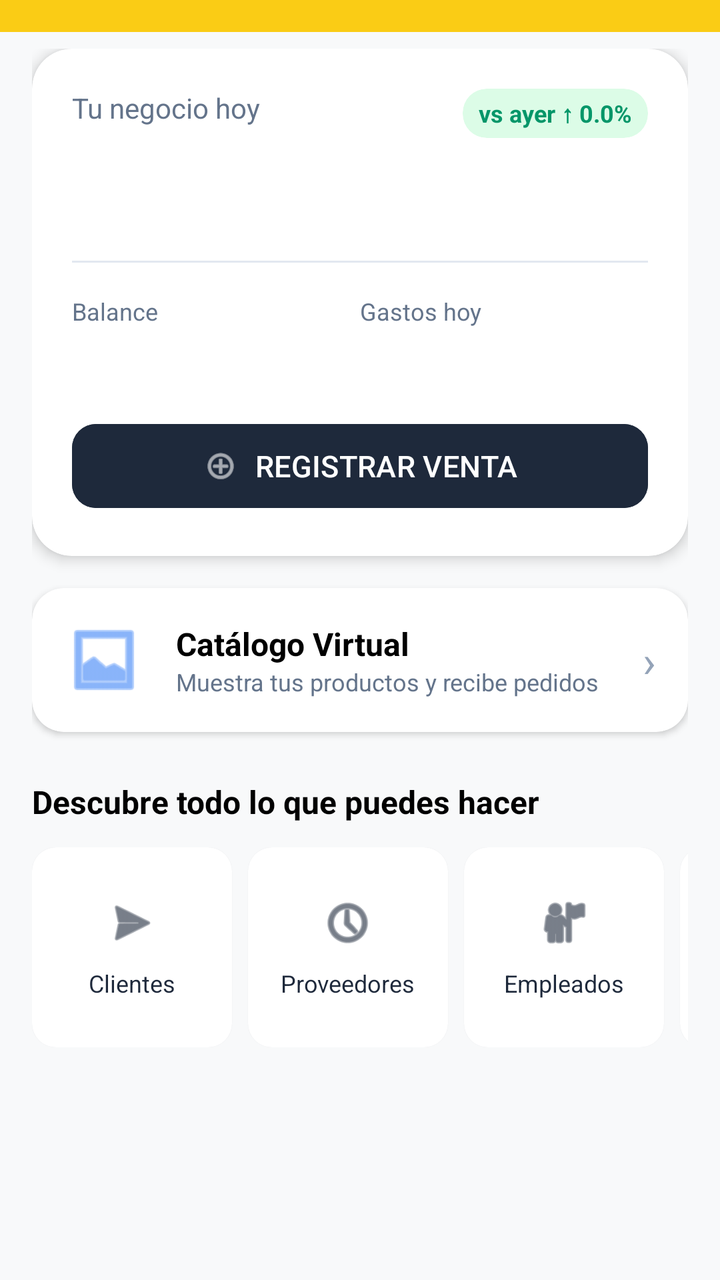
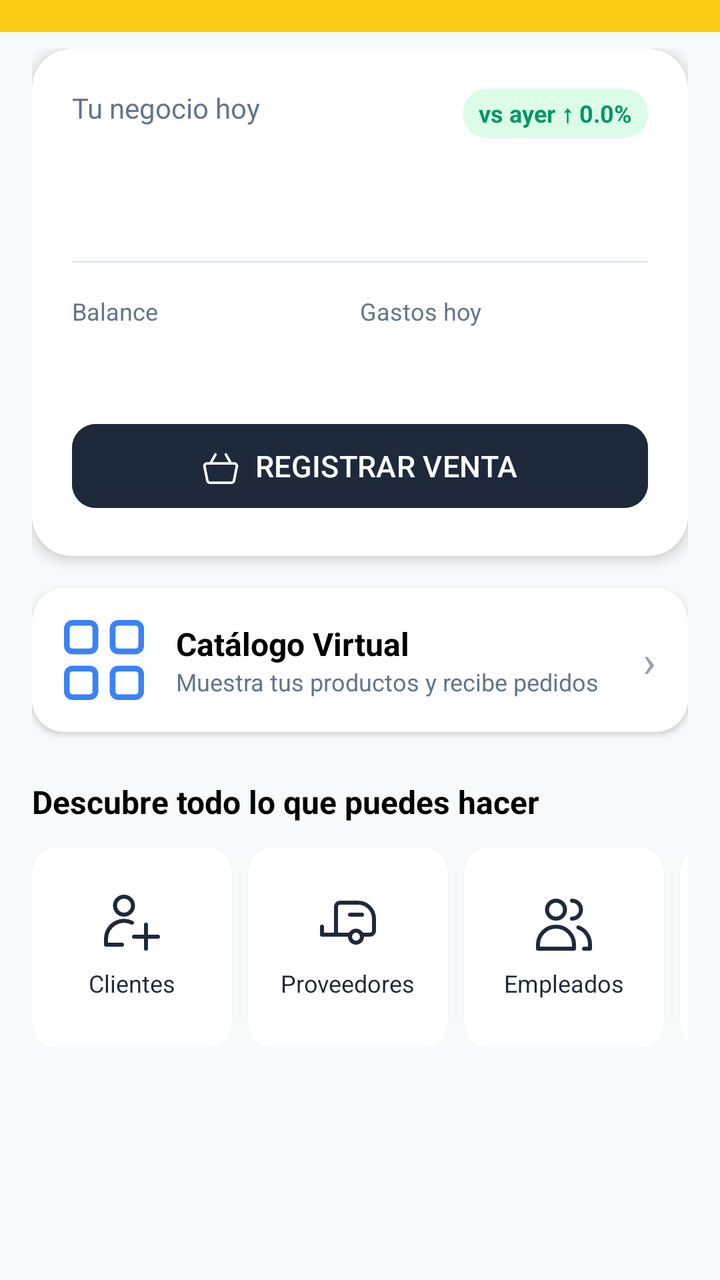

Screens rendered from an Android XML layout before and after an edit, with the pre-edit source and the edit as a unified diff.
<!-- AndroidManifest.xml: application theme Theme.DAJHO -->
<!-- res/layout/fragment_home.xml -->
<?xml version="1.0" encoding="utf-8"?>
<androidx.coordinatorlayout.widget.CoordinatorLayout xmlns:android="http://schemas.android.com/apk/res/android"
    xmlns:app="http://schemas.android.com/apk/res-auto"
    xmlns:tools="http://schemas.android.com/tools"
    android:layout_width="match_parent"
    android:layout_height="match_parent"
    android:background="#F8F9FA"
    tools:context=".HomeFragment">

    <androidx.core.widget.NestedScrollView
        android:layout_width="match_parent"
        android:layout_height="match_parent"
        android:fillViewport="true"
        android:clipToPadding="false"
        android:paddingBottom="16dp">

        <LinearLayout
            android:layout_width="match_parent"
            android:layout_height="wrap_content"
            android:orientation="vertical">

            
            <HorizontalScrollView
                android:layout_width="match_parent"
                android:layout_height="wrap_content"
                android:background="#FACC15"
                android:paddingStart="16dp"
                android:paddingEnd="16dp"
                android:paddingBottom="16dp"
                android:scrollbars="none">

                <LinearLayout
                    android:id="@+id/layoutFechas"
                    android:layout_width="wrap_content"
                    android:layout_height="wrap_content"
                    android:orientation="horizontal" />

            </HorizontalScrollView>

            
            <androidx.constraintlayout.widget.ConstraintLayout
                android:layout_width="match_parent"
                android:layout_height="wrap_content"
                android:padding="16dp"
                android:layout_marginTop="-8dp">

                
                <com.google.android.material.card.MaterialCardView
                    android:id="@+id/cardSummary"
                    android:layout_width="0dp"
                    android:layout_height="wrap_content"
                    app:cardBackgroundColor="@android:color/white"
                    app:cardCornerRadius="20dp"
                    app:cardElevation="4dp"
                    app:strokeWidth="0dp"
                    app:layout_constraintEnd_toEndOf="parent"
                    app:layout_constraintStart_toStartOf="parent"
                    app:layout_constraintTop_toTopOf="parent">

                    <androidx.constraintlayout.widget.ConstraintLayout
                        android:layout_width="match_parent"
                        android:layout_height="wrap_content"
                        android:padding="20dp">

                        <TextView
                            android:id="@+id/tvTodayLabel"
                            android:layout_width="wrap_content"
                            android:layout_height="wrap_content"
                            android:text="Tu negocio hoy"
                            android:textColor="#64748B"
                            android:textSize="14sp"
                            app:layout_constraintStart_toStartOf="parent"
                            app:layout_constraintTop_toTopOf="parent" />

                        <com.google.android.material.card.MaterialCardView
                            android:layout_width="wrap_content"
                            android:layout_height="wrap_content"
                            app:cardBackgroundColor="#DCFCE7"
                            app:cardCornerRadius="12dp"
                            app:cardElevation="0dp"
                            app:strokeWidth="0dp"
                            app:layout_constraintEnd_toEndOf="parent"
                            app:layout_constraintTop_toTopOf="parent">

                            <TextView
                                android:id="@+id/tvVsAyer"
                                android:layout_width="wrap_content"
                                android:layout_height="wrap_content"
                                android:text="vs ayer ↑ 0.0%"
                                android:textColor="#059669"
                                android:textSize="12sp"
                                android:textStyle="bold"
                                android:paddingHorizontal="8dp"
                                android:paddingVertical="4dp" />

                        </com.google.android.material.card.MaterialCardView>

                        <TextView
                            android:id="@+id/tvSalesAmount"
                            android:layout_width="wrap_content"
                            android:layout_height="wrap_content"
                            android:layout_marginTop="8dp"
                            android:textColor="@android:color/black"
                            android:textSize="32sp"
                            android:textStyle="bold"
                            app:layout_constraintStart_toStartOf="parent"
                            app:layout_constraintTop_toBottomOf="@id/tvTodayLabel" />

                        <View
                            android:id="@+id/divider"
                            android:layout_width="0dp"
                            android:layout_height="1dp"
                            android:layout_marginTop="16dp"
                            android:background="#E2E8F0"
                            app:layout_constraintEnd_toEndOf="parent"
                            app:layout_constraintStart_toStartOf="parent"
                            app:layout_constraintTop_toBottomOf="@id/tvSalesAmount" />

                        <LinearLayout
                            android:id="@+id/layoutBottomSummary"
                            android:layout_width="0dp"
                            android:layout_height="wrap_content"
                            android:layout_marginTop="16dp"
                            android:orientation="horizontal"
                            app:layout_constraintEnd_toEndOf="parent"
                            app:layout_constraintStart_toStartOf="parent"
                            app:layout_constraintTop_toBottomOf="@id/divider">

                            <LinearLayout
                                android:layout_width="0dp"
                                android:layout_height="wrap_content"
                                android:layout_weight="1"
                                android:orientation="vertical">

                                <TextView
                                    android:layout_width="wrap_content"
                                    android:layout_height="wrap_content"
                                    android:text="Balance"
                                    android:textColor="#64748B"
                                    android:textSize="12sp" />

                                <TextView
                                    android:id="@+id/tvBalanceAmount"
                                    android:layout_width="wrap_content"
                                    android:layout_height="wrap_content"
                                    android:textColor="#10B981"
                                    android:textSize="18sp"
                                    android:textStyle="bold" />
                            </LinearLayout>

                            <LinearLayout
                                android:layout_width="0dp"
                                android:layout_height="wrap_content"
                                android:layout_weight="1"
                                android:orientation="vertical">

                                <TextView
                                    android:layout_width="wrap_content"
                                    android:layout_height="wrap_content"
                                    android:text="Gastos hoy"
                                    android:textColor="#64748B"
                                    android:textSize="12sp" />

                                <TextView
                                    android:id="@+id/tvExpensesAmount"
                                    android:layout_width="wrap_content"
                                    android:layout_height="wrap_content"
                                    android:textColor="#EF4444"
                                    android:textSize="18sp"
                                    android:textStyle="bold" />
                            </LinearLayout>
                        </LinearLayout>

                        <com.google.android.material.button.MaterialButton
                            android:id="@+id/btnRegistrarVenta"
                            android:layout_width="0dp"
                            android:layout_height="50dp"
                            android:layout_marginTop="20dp"
                            android:backgroundTint="#1E293B"
                            android:text="REGISTRAR VENTA"
                            android:textAllCaps="true"
                            android:textSize="15sp"
                            app:icon="@android:drawable/ic_menu_add"
                            app:iconGravity="textStart"
                            app:iconTint="@android:color/white"
                            app:cornerRadius="12dp"
                            app:layout_constraintEnd_toEndOf="parent"
                            app:layout_constraintStart_toStartOf="parent"
                            app:layout_constraintTop_toBottomOf="@id/layoutBottomSummary" />

                    </androidx.constraintlayout.widget.ConstraintLayout>
                </com.google.android.material.card.MaterialCardView>

                
                <com.google.android.material.card.MaterialCardView
                    android:id="@+id/cardCatalog"
                    android:layout_width="0dp"
                    android:layout_height="wrap_content"
                    android:layout_marginTop="16dp"
                    app:cardBackgroundColor="@android:color/white"
                    app:cardCornerRadius="16dp"
                    app:cardElevation="2dp"
                    app:strokeWidth="0dp"
                    app:layout_constraintEnd_toEndOf="parent"
                    app:layout_constraintStart_toStartOf="parent"
                    app:layout_constraintTop_toBottomOf="@id/cardSummary">

                    <LinearLayout
                        android:layout_width="match_parent"
                        android:layout_height="wrap_content"
                        android:gravity="center_vertical"
                        android:orientation="horizontal"
                        android:padding="16dp">

                        <ImageView
                            android:layout_width="40dp"
                            android:layout_height="40dp"
                            android:src="@android:drawable/ic_menu_gallery"
                            android:contentDescription="Catálogo"
                            app:tint="#3B82F6" />

                        <LinearLayout
                            android:layout_width="0dp"
                            android:layout_height="wrap_content"
                            android:layout_marginStart="16dp"
                            android:layout_weight="1"
                            android:orientation="vertical">

                            <TextView
                                android:layout_width="wrap_content"
                                android:layout_height="wrap_content"
                                android:text="Catálogo Virtual"
                                android:textColor="@android:color/black"
                                android:textSize="16sp"
                                android:textStyle="bold" />

                            <TextView
                                android:layout_width="wrap_content"
                                android:layout_height="wrap_content"
                                android:text="Muestra tus productos y recibe pedidos"
                                android:textColor="#64748B"
                                android:textSize="12sp" />
                        </LinearLayout>

                        <TextView
                            android:layout_width="wrap_content"
                            android:layout_height="wrap_content"
                            android:text="›"
                            android:textColor="#94A3B8"
                            android:textSize="22sp" />
                    </LinearLayout>
                </com.google.android.material.card.MaterialCardView>

                <TextView
                    android:id="@+id/tvDiscover"
                    android:layout_width="wrap_content"
                    android:layout_height="wrap_content"
                    android:layout_marginTop="24dp"
                    android:text="Descubre todo lo que puedes hacer"
                    android:textColor="@android:color/black"
                    android:textSize="16sp"
                    android:textStyle="bold"
                    app:layout_constraintStart_toStartOf="parent"
                    app:layout_constraintTop_toBottomOf="@id/cardCatalog" />

                <HorizontalScrollView
                    android:layout_width="0dp"
                    android:layout_height="wrap_content"
                    android:layout_marginTop="12dp"
                    android:scrollbars="none"
                    app:layout_constraintEnd_toEndOf="parent"
                    app:layout_constraintStart_toStartOf="parent"
                    app:layout_constraintTop_toBottomOf="@id/tvDiscover">

                    <LinearLayout
                        android:layout_width="wrap_content"
                        android:layout_height="wrap_content"
                        android:orientation="horizontal">

                        
                        <com.google.android.material.card.MaterialCardView
                            android:layout_width="100dp"
                            android:layout_height="100dp"
                            android:layout_marginEnd="8dp"
                            app:cardBackgroundColor="@android:color/white"
                            app:cardCornerRadius="12dp"
                            app:cardElevation="1dp"
                            app:strokeWidth="0dp">
                            <LinearLayout
                                android:layout_width="match_parent"
                                android:layout_height="match_parent"
                                android:gravity="center"
                                android:orientation="vertical">
                                <ImageView
                                    android:layout_width="28dp"
                                    android:layout_height="28dp"
                                    android:src="@android:drawable/ic_menu_send"
                                    android:contentDescription="Clientes"
                                    app:tint="#1E293B" />
                                <TextView
                                    android:layout_width="wrap_content"
                                    android:layout_height="wrap_content"
                                    android:layout_marginTop="8dp"
                                    android:text="Clientes"
                                    android:textColor="#1E293B"
                                    android:textSize="12sp" />
                            </LinearLayout>
                        </com.google.android.material.card.MaterialCardView>

                        
                        <com.google.android.material.card.MaterialCardView
                            android:layout_width="100dp"
                            android:layout_height="100dp"
                            android:layout_marginEnd="8dp"
                            app:cardBackgroundColor="@android:color/white"
                            app:cardCornerRadius="12dp"
                            app:cardElevation="1dp"
                            app:strokeWidth="0dp">
                            <LinearLayout
                                android:layout_width="match_parent"
                                android:layout_height="match_parent"
                                android:gravity="center"
                                android:orientation="vertical">
                                <ImageView
                                    android:layout_width="28dp"
                                    android:layout_height="28dp"
                                    android:src="@android:drawable/ic_menu_recent_history"
                                    android:contentDescription="Proveedores"
                                    app:tint="#1E293B" />
                                <TextView
                                    android:layout_width="wrap_content"
                                    android:layout_height="wrap_content"
                                    android:layout_marginTop="8dp"
                                    android:text="Proveedores"
                                    android:textColor="#1E293B"
                                    android:textSize="12sp" />
                            </LinearLayout>
                        </com.google.android.material.card.MaterialCardView>

                        
                        <com.google.android.material.card.MaterialCardView
                            android:layout_width="100dp"
                            android:layout_height="100dp"
                            android:layout_marginEnd="8dp"
                            app:cardBackgroundColor="@android:color/white"
                            app:cardCornerRadius="12dp"
                            app:cardElevation="1dp"
                            app:strokeWidth="0dp">
                            <LinearLayout
                                android:layout_width="match_parent"
                                android:layout_height="match_parent"
                                android:gravity="center"
                                android:orientation="vertical">
                                <ImageView
                                    android:layout_width="28dp"
                                    android:layout_height="28dp"
                                    android:src="@android:drawable/ic_menu_myplaces"
                                    android:contentDescription="Empleados"
                                    app:tint="#1E293B" />
                                <TextView
                                    android:layout_width="wrap_content"
                                    android:layout_height="wrap_content"
                                    android:layout_marginTop="8dp"
                                    android:text="Empleados"
                                    android:textColor="#1E293B"
                                    android:textSize="12sp" />
                            </LinearLayout>
                        </com.google.android.material.card.MaterialCardView>

                        
                        <com.google.android.material.card.MaterialCardView
                            android:layout_width="100dp"
                            android:layout_height="100dp"
                            app:cardBackgroundColor="@android:color/white"
                            app:cardCornerRadius="12dp"
                            app:cardElevation="1dp"
                            app:strokeWidth="0dp">
                            <LinearLayout
                                android:layout_width="match_parent"
                                android:layout_height="match_parent"
                                android:gravity="center"
                                android:orientation="vertical">
                                <ImageView
                                    android:layout_width="28dp"
                                    android:layout_height="28dp"
                                    android:src="@android:drawable/ic_menu_manage"
                                    android:contentDescription="Deudas"
                                    app:tint="#1E293B" />
                                <TextView
                                    android:layout_width="wrap_content"
                                    android:layout_height="wrap_content"
                                    android:layout_marginTop="8dp"
                                    android:text="Deudas"
                                    android:textColor="#1E293B"
                                    android:textSize="12sp" />
                            </LinearLayout>
                        </com.google.android.material.card.MaterialCardView>

                    </LinearLayout>
                </HorizontalScrollView>

            </androidx.constraintlayout.widget.ConstraintLayout>
        </LinearLayout>
    </androidx.core.widget.NestedScrollView>

</androidx.coordinatorlayout.widget.CoordinatorLayout>
<!-- resources referenced by this layout -->
<resources>
  <!-- unchanged entries left out for length: 2 -->
</resources>

<!-- the commit's change to res/layout/fragment_home.xml (unified diff, before → after) -->
@@ -171,6 +171,7 @@
                             </LinearLayout>
                         </LinearLayout>
 
+                        
                         <com.google.android.material.button.MaterialButton
                             android:id="@+id/btnRegistrarVenta"
                             android:layout_width="0dp"
@@ -180,7 +181,7 @@
                             android:text="REGISTRAR VENTA"
                             android:textAllCaps="true"
                             android:textSize="15sp"
-                            app:icon="@android:drawable/ic_menu_add"
+                            app:icon="@drawable/ic_sale"
                             app:iconGravity="textStart"
                             app:iconTint="@android:color/white"
                             app:cornerRadius="12dp"
@@ -215,7 +216,7 @@
                         <ImageView
                             android:layout_width="40dp"
                             android:layout_height="40dp"
-                            android:src="@android:drawable/ic_menu_gallery"
+                            android:src="@drawable/ic_catalog"
                             android:contentDescription="Catálogo"
                             app:tint="#3B82F6" />
 
@@ -263,6 +264,7 @@
                     app:layout_constraintStart_toStartOf="parent"
                     app:layout_constraintTop_toBottomOf="@id/cardCatalog" />
 
+                
                 <HorizontalScrollView
                     android:layout_width="0dp"
                     android:layout_height="wrap_content"
@@ -294,7 +296,7 @@
                                 <ImageView
                                     android:layout_width="28dp"
                                     android:layout_height="28dp"
-                                    android:src="@android:drawable/ic_menu_send"
+                                    android:src="@drawable/ic_clients"
                                     android:contentDescription="Clientes"
                                     app:tint="#1E293B" />
                                 <TextView
@@ -324,7 +326,7 @@
                                 <ImageView
                                     android:layout_width="28dp"
                                     android:layout_height="28dp"
-                                    android:src="@android:drawable/ic_menu_recent_history"
+                                    android:src="@drawable/ic_providers"
                                     android:contentDescription="Proveedores"
                                     app:tint="#1E293B" />
                                 <TextView
@@ -354,7 +356,7 @@
                                 <ImageView
                                     android:layout_width="28dp"
                                     android:layout_height="28dp"
-                                    android:src="@android:drawable/ic_menu_myplaces"
+                                    android:src="@drawable/ic_employees"
                                     android:contentDescription="Empleados"
                                     app:tint="#1E293B" />
                                 <TextView
@@ -383,7 +385,7 @@
                                 <ImageView
                                     android:layout_width="28dp"
                                     android:layout_height="28dp"
-                                    android:src="@android:drawable/ic_menu_manage"
+                                    android:src="@drawable/ic_debts"
                                     android:contentDescription="Deudas"
                                     app:tint="#1E293B" />
                                 <TextView
<!-- resource entries referenced after the edit -->
@@ -1,5 +1,228 @@
 <!-- resources referenced by this layout -->
 <resources>
+  <!-- drawable ic_catalog (drawable) -->
+  <vector xmlns:android="http://schemas.android.com/apk/res/android"
+      android:width="14dp"
+      android:height="14dp"
+      android:viewportWidth="14"
+      android:viewportHeight="14">
+    <group>
+      <clip-path
+          android:pathData="M0,0h14v14h-14z"/>
+      <path
+          android:strokeWidth="1"
+          android:pathData="M1.5,0.5H4.5C5.052,0.5 5.5,0.948 5.5,1.5V4.5C5.5,5.052 5.052,5.5 4.5,5.5H1.5C0.948,5.5 0.5,5.052 0.5,4.5V1.5C0.5,0.948 0.948,0.5 1.5,0.5Z"
+          android:strokeLineJoin="round"
+          android:fillColor="#00000000"
+          android:strokeColor="#000001"
+          android:strokeLineCap="round"/>
+      <path
+          android:strokeWidth="1"
+          android:pathData="M9.5,0.5H12.5C13.052,0.5 13.5,0.948 13.5,1.5V4.5C13.5,5.052 13.052,5.5 12.5,5.5H9.5C8.948,5.5 8.5,5.052 8.5,4.5V1.5C8.5,0.948 8.948,0.5 9.5,0.5Z"
+          android:strokeLineJoin="round"
+          android:fillColor="#00000000"
+          android:strokeColor="#000001"
+          android:strokeLineCap="round"/>
+      <path
+          android:strokeWidth="1"
+          android:pathData="M1.5,8.5H4.5C5.052,8.5 5.5,8.948 5.5,9.5V12.5C5.5,13.052 5.052,13.5 4.5,13.5H1.5C0.948,13.5 0.5,13.052 0.5,12.5V9.5C0.5,8.948 0.948,8.5 1.5,8.5Z"
+          android:strokeLineJoin="round"
+          android:fillColor="#00000000"
+          android:strokeColor="#000001"
+          android:strokeLineCap="round"/>
+      <path
+          android:strokeWidth="1"
+          android:pathData="M9.5,8.5H12.5C13.052,8.5 13.5,8.948 13.5,9.5V12.5C13.5,13.052 13.052,13.5 12.5,13.5H9.5C8.948,13.5 8.5,13.052 8.5,12.5V9.5C8.5,8.948 8.948,8.5 9.5,8.5Z"
+          android:strokeLineJoin="round"
+          android:fillColor="#00000000"
+          android:strokeColor="#000001"
+          android:strokeLineCap="round"/>
+    </group>
+  </vector>
+  <!-- drawable ic_clients (drawable) -->
+  <vector xmlns:android="http://schemas.android.com/apk/res/android"
+      android:width="14dp"
+      android:height="14dp"
+      android:viewportWidth="14"
+      android:viewportHeight="14">
+    <group>
+      <clip-path
+          android:pathData="M0,0h14v14h-14z"/>
+      <path
+          android:strokeWidth="1"
+          android:pathData="M7.25,2.75C7.25,3.993 6.243,5 5,5C3.757,5 2.75,3.993 2.75,2.75C2.75,1.507 3.757,0.5 5,0.5C6.243,0.5 7.25,1.507 7.25,2.75Z"
+          android:strokeLineJoin="round"
+          android:fillColor="#00000000"
+          android:strokeColor="#000001"
+          android:strokeLineCap="round"/>
+      <path
+          android:strokeWidth="1"
+          android:pathData="M4.5,12.5H0.5V11C0.508,10.238 0.709,9.49 1.084,8.827C1.46,8.163 1.997,7.606 2.646,7.206C3.295,6.807 4.035,6.578 4.796,6.542C5.558,6.506 6.316,6.664 7,7"
+          android:strokeLineJoin="round"
+          android:fillColor="#00000000"
+          android:strokeColor="#000001"
+          android:strokeLineCap="round"/>
+      <path
+          android:strokeWidth="1"
+          android:pathData="M10.5,7.5V13.5"
+          android:strokeLineJoin="round"
+          android:fillColor="#00000000"
+          android:strokeColor="#000001"
+          android:strokeLineCap="round"/>
+      <path
+          android:strokeWidth="1"
+          android:pathData="M7.5,10.5H13.5"
+          android:strokeLineJoin="round"
+          android:fillColor="#00000000"
+          android:strokeColor="#000001"
+          android:strokeLineCap="round"/>
+    </group>
+  </vector>
+  <!-- drawable ic_debts (drawable) -->
+  <vector xmlns:android="http://schemas.android.com/apk/res/android"
+      android:width="14dp"
+      android:height="14dp"
+      android:viewportWidth="14"
+      android:viewportHeight="14">
+    <group>
+      <clip-path
+          android:pathData="M0,0h14v14h-14z"/>
+      <path
+          android:strokeWidth="1"
+          android:pathData="M7,4.5V3"
+          android:strokeLineJoin="round"
+          android:fillColor="#00000000"
+          android:strokeColor="#000001"
+          android:strokeLineCap="round"/>
+      <path
+          android:strokeWidth="1"
+          android:pathData="M5.5,8.5C5.5,9.25 6.17,9.5 7,9.5C7.83,9.5 8.5,9.5 8.5,8.5C8.5,7 5.5,7 5.5,5.5C5.5,4.5 6.17,4.5 7,4.5C7.83,4.5 8.5,4.88 8.5,5.5"
+          android:strokeLineJoin="round"
+          android:fillColor="#00000000"
+          android:strokeColor="#000001"
+          android:strokeLineCap="round"/>
+      <path
+          android:strokeWidth="1"
+          android:pathData="M7,9.5V11"
+          android:strokeLineJoin="round"
+          android:fillColor="#00000000"
+          android:strokeColor="#000001"
+          android:strokeLineCap="round"/>
+      <path
+          android:strokeWidth="1"
+          android:pathData="M13.5,7C13.5,10.59 10.59,13.5 7,13.5C3.41,13.5 0.5,10.59 0.5,7C0.5,3.41 3.41,0.5 7,0.5C10.59,0.5 13.5,3.41 13.5,7Z"
+          android:strokeLineJoin="round"
+          android:fillColor="#00000000"
+          android:strokeColor="#000001"
+          android:strokeLineCap="round"/>
+    </group>
+  </vector>
+  <!-- drawable ic_employees (drawable) -->
+  <vector xmlns:android="http://schemas.android.com/apk/res/android"
+      android:width="14dp"
+      android:height="14dp"
+      android:viewportWidth="14"
+      android:viewportHeight="14">
+    <path
+        android:strokeWidth="1"
+        android:pathData="M7.25,3.75C7.25,4.993 6.243,6 5,6C3.757,6 2.75,4.993 2.75,3.75C2.75,2.507 3.757,1.5 5,1.5C6.243,1.5 7.25,2.507 7.25,3.75Z"
+        android:strokeLineJoin="round"
+        android:fillColor="#00000000"
+        android:strokeColor="#000001"
+        android:strokeLineCap="round"/>
+    <path
+        android:strokeWidth="1"
+        android:pathData="M9.5,13.5H0.5V12.5C0.5,11.307 0.974,10.162 1.818,9.318C2.662,8.474 3.807,8 5,8C6.193,8 7.338,8.474 8.182,9.318C9.026,10.162 9.5,11.307 9.5,12.5V13.5Z"
+        android:strokeLineJoin="round"
+        android:fillColor="#00000000"
+        android:strokeColor="#000001"
+        android:strokeLineCap="round"/>
+    <path
+        android:strokeWidth="1"
+        android:pathData="M9,1.5C9.597,1.5 10.169,1.737 10.591,2.159C11.013,2.581 11.25,3.153 11.25,3.75C11.25,4.347 11.013,4.919 10.591,5.341C10.169,5.763 9.597,6 9,6"
+        android:strokeLineJoin="round"
+        android:fillColor="#00000000"
+        android:strokeColor="#000001"
+        android:strokeLineCap="round"/>
+    <path
+        android:strokeWidth="1"
+        android:pathData="M10.6,8.19C11.452,8.514 12.185,9.089 12.703,9.839C13.221,10.589 13.499,11.479 13.5,12.39V13.5H12"
+        android:strokeLineJoin="round"
+        android:fillColor="#00000000"
+        android:strokeColor="#000001"
+        android:strokeLineCap="round"/>
+  </vector>
+  <!-- drawable ic_providers (drawable) -->
+  <vector xmlns:android="http://schemas.android.com/apk/res/android"
+      android:width="14dp"
+      android:height="14dp"
+      android:viewportWidth="14"
+      android:viewportHeight="14">
+    <group>
+      <clip-path
+          android:pathData="M0,0h14v14h-14z"/>
+      <path
+          android:strokeWidth="1"
+          android:pathData="M7.59,10H4V3C4,2.735 4.105,2.48 4.293,2.293C4.48,2.105 4.735,2 5,2H9.5C10.561,2 11.578,2.421 12.328,3.172C13.079,3.922 13.5,4.939 13.5,6V9C13.5,9.265 13.395,9.52 13.207,9.707C13.02,9.895 12.765,10 12.5,10H10.41"
+          android:strokeLineJoin="round"
+          android:fillColor="#00000000"
+          android:strokeColor="#000001"
+          android:strokeLineCap="round"/>
+      <path
+          android:strokeWidth="1"
+          android:pathData="M4,10H0.5V8"
+          android:strokeLineJoin="round"
+          android:fillColor="#00000000"
+          android:strokeColor="#000001"
+          android:strokeLineCap="round"/>
+      <path
+          android:strokeWidth="1"
+          android:pathData="M10.5,10.5C10.5,11.328 9.828,12 9,12C8.172,12 7.5,11.328 7.5,10.5C7.5,9.672 8.172,9 9,9C9.828,9 10.5,9.672 10.5,10.5Z"
+          android:strokeLineJoin="round"
+          android:fillColor="#00000000"
+          android:strokeColor="#000001"
+          android:strokeLineCap="round"/>
+      <path
+          android:strokeWidth="1"
+          android:pathData="M7.5,5H10.5"
+          android:strokeLineJoin="round"
+          android:fillColor="#00000000"
+          android:strokeColor="#000001"
+          android:strokeLineCap="round"/>
+    </group>
+  </vector>
+  <!-- drawable ic_sale (drawable) -->
+  <vector xmlns:android="http://schemas.android.com/apk/res/android"
+      android:width="14dp"
+      android:height="14dp"
+      android:viewportWidth="14"
+      android:viewportHeight="14">
+    <group>
+      <clip-path
+          android:pathData="M0,0h14v14h-14z"/>
+      <path
+          android:strokeWidth="1"
+          android:pathData="M12.28,6H1.72C1.57,5.997 1.421,6.028 1.285,6.09C1.148,6.152 1.028,6.244 0.932,6.36C0.835,6.475 0.767,6.61 0.73,6.756C0.693,6.901 0.69,7.053 0.72,7.2L1.82,12.7C1.867,12.929 1.992,13.135 2.175,13.281C2.358,13.427 2.586,13.505 2.82,13.5H11.18C11.414,13.505 11.642,13.427 11.825,13.281C12.008,13.135 12.133,12.929 12.18,12.7L13.28,7.2C13.31,7.053 13.307,6.901 13.27,6.756C13.233,6.61 13.165,6.475 13.068,6.36C12.972,6.244 12.852,6.152 12.715,6.09C12.579,6.028 12.43,5.997 12.28,6Z"
+          android:strokeLineJoin="round"
+          android:fillColor="#00000000"
+          android:strokeColor="#000001"
+          android:strokeLineCap="round"/>
+      <path
+          android:strokeWidth="1"
+          android:pathData="M9,2.5L11,6"
+          android:strokeLineJoin="round"
+          android:fillColor="#00000000"
+          android:strokeColor="#000001"
+          android:strokeLineCap="round"/>
+      <path
+          android:strokeWidth="1"
+          android:pathData="M3,6L5,2.5"
+          android:strokeLineJoin="round"
+          android:fillColor="#00000000"
+          android:strokeColor="#000001"
+          android:strokeLineCap="round"/>
+    </group>
+  </vector>
   <!-- unchanged entries left out for length: 2 -->
 </resources>
 
